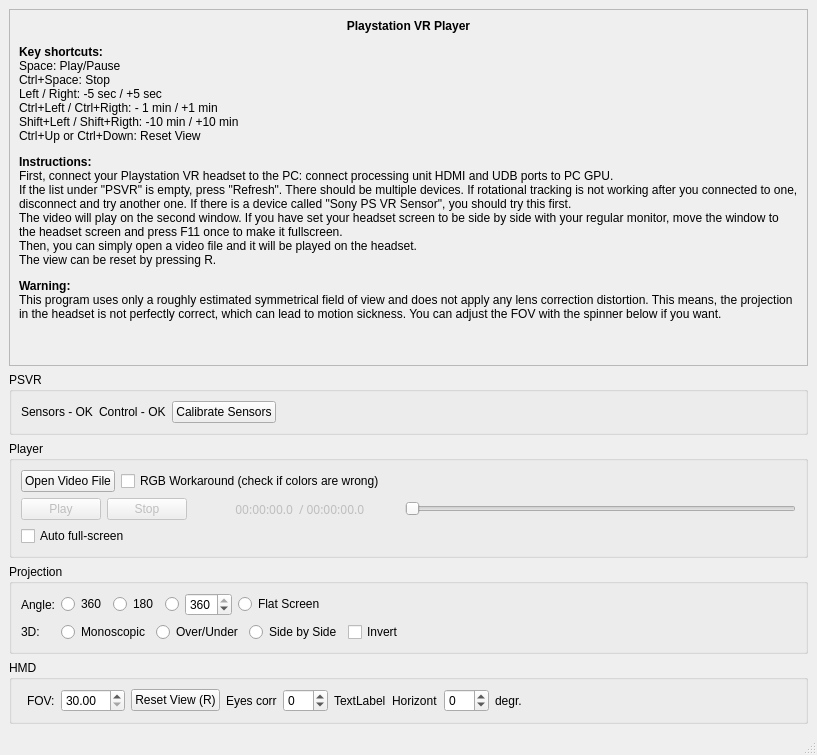
This is src/mainwindow.ui in evgenykislov/psvr_player as Qt 5 draws it before an edit. The edited form follows.
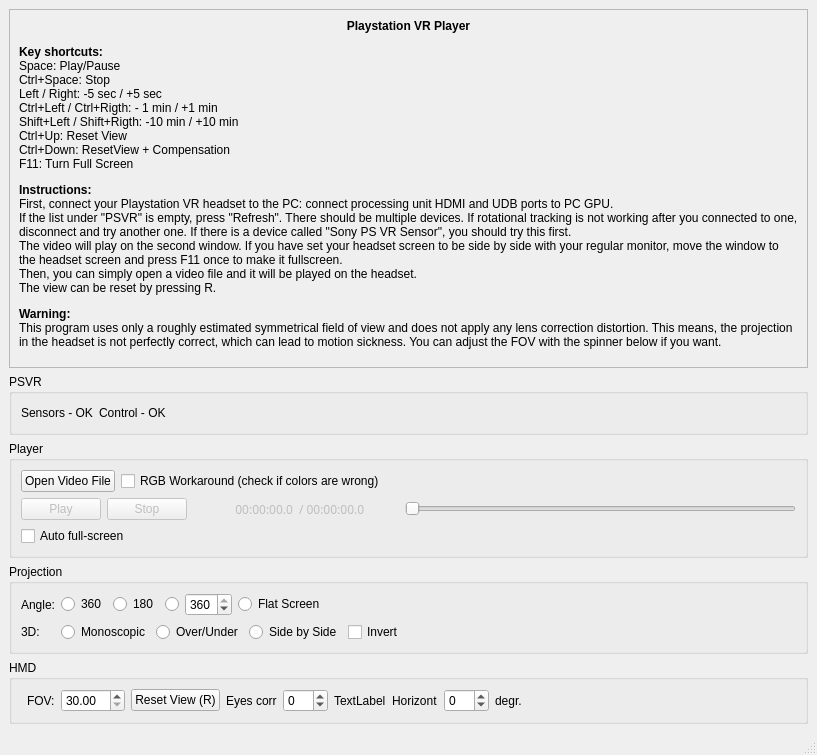
This is the edited form.

The edit to the form file:
```diff
--- a/src/mainwindow.ui
+++ b/src/mainwindow.ui
@@ -26,7 +26,7 @@
          <x>0</x>
          <y>0</y>
          <width>783</width>
-         <height>436</height>
+         <height>472</height>
         </rect>
        </property>
        <layout class="QVBoxLayout" name="verticalLayout_4">
@@ -45,7 +45,7 @@
            <enum>QFrame::Plain</enum>
           </property>
           <property name="text">
-           <string>&lt;html&gt;&lt;head/&gt;&lt;body&gt;&lt;p align=&quot;center&quot;&gt;&lt;span style=&quot; font-weight:600;&quot;&gt;Playstation VR Player&lt;/span&gt;&lt;/p&gt;&lt;p&gt;&lt;span style=&quot; font-weight:600;&quot;&gt;Key shortcuts:&lt;/span&gt;&lt;br/&gt;Space: Play/Pause&lt;br/&gt;Ctrl+Space: Stop&lt;br/&gt;Left / Right: -5 sec / +5 sec&lt;br/&gt;Ctrl+Left / Ctrl+Rigth: - 1 min / +1 min&lt;br/&gt;Shift+Left / Shift+Rigth: -10 min / +10 min&lt;br/&gt;Ctrl+Up or Ctrl+Down: Reset View&lt;/p&gt;&lt;p&gt;&lt;span style=&quot; font-weight:600;&quot;&gt;Instructions:&lt;br/&gt;&lt;/span&gt;First, connect your Playstation VR headset to the PC: connect processing unit HDMI and UDB ports to PC GPU.&lt;br/&gt;If the list under &amp;quot;PSVR&amp;quot; is empty, press &amp;quot;Refresh&amp;quot;. There should be multiple devices. If rotational tracking is not working after you connected to one, disconnect and try another one. If there is a device called &amp;quot;Sony PS VR Sensor&amp;quot;, you should try this first.&lt;br/&gt;The video will play on the second window. If you have set your headset screen to be side by side with your regular monitor, move the window to the headset screen and press F11 once to make it fullscreen.&lt;br/&gt;Then, you can simply open a video file and it will be played on the headset.&lt;br/&gt;The view can be reset by pressing R.&lt;/p&gt;&lt;p&gt;&lt;span style=&quot; font-weight:600;&quot;&gt;Warning:&lt;/span&gt;&lt;br/&gt;This program uses only a roughly estimated symmetrical field of view and does not apply any lens correction distortion. This means, the projection in the headset is not perfectly correct, which can lead to motion sickness. You can adjust the FOV with the spinner below if you want.&lt;/p&gt;&lt;/body&gt;&lt;/html&gt;</string>
+           <string>&lt;html&gt;&lt;head/&gt;&lt;body&gt;&lt;p align=&quot;center&quot;&gt;&lt;span style=&quot; font-weight:600;&quot;&gt;Playstation VR Player&lt;/span&gt;&lt;/p&gt;&lt;p&gt;&lt;span style=&quot; font-weight:600;&quot;&gt;Key shortcuts:&lt;/span&gt;&lt;br/&gt;Space: Play/Pause&lt;br/&gt;Ctrl+Space: Stop&lt;br/&gt;Left / Right: -5 sec / +5 sec&lt;br/&gt;Ctrl+Left / Ctrl+Rigth: - 1 min / +1 min&lt;br/&gt;Shift+Left / Shift+Rigth: -10 min / +10 min&lt;br/&gt;Ctrl+Up: Reset View&lt;br/&gt;Ctrl+Down: ResetView + Compensation&lt;br/&gt;F11: Turn Full Screen&lt;/p&gt;&lt;p&gt;&lt;span style=&quot; font-weight:600;&quot;&gt;Instructions:&lt;br/&gt;&lt;/span&gt;First, connect your Playstation VR headset to the PC: connect processing unit HDMI and UDB ports to PC GPU.&lt;br/&gt;If the list under &amp;quot;PSVR&amp;quot; is empty, press &amp;quot;Refresh&amp;quot;. There should be multiple devices. If rotational tracking is not working after you connected to one, disconnect and try another one. If there is a device called &amp;quot;Sony PS VR Sensor&amp;quot;, you should try this first.&lt;br/&gt;The video will play on the second window. If you have set your headset screen to be side by side with your regular monitor, move the window to the headset screen and press F11 once to make it fullscreen.&lt;br/&gt;Then, you can simply open a video file and it will be played on the headset.&lt;br/&gt;The view can be reset by pressing R.&lt;/p&gt;&lt;p&gt;&lt;span style=&quot; font-weight:600;&quot;&gt;Warning:&lt;/span&gt;&lt;br/&gt;This program uses only a roughly estimated symmetrical field of view and does not apply any lens correction distortion. This means, the projection in the headset is not perfectly correct, which can lead to motion sickness. You can adjust the FOV with the spinner below if you want.&lt;/p&gt;&lt;/body&gt;&lt;/html&gt;</string>
           </property>
           <property name="alignment">
            <set>Qt::AlignLeading|Qt::AlignLeft|Qt::AlignTop</set>
@@ -79,13 +79,6 @@
          </property>
         </widget>
        </item>
-       <item>
-        <widget class="QPushButton" name="CalibrationBtn">
-         <property name="text">
-          <string>Calibrate Sensors</string>
-         </property>
-        </widget>
-       </item>
        <item>
         <spacer name="horizontalSpacer_5">
          <property name="orientation">
```
